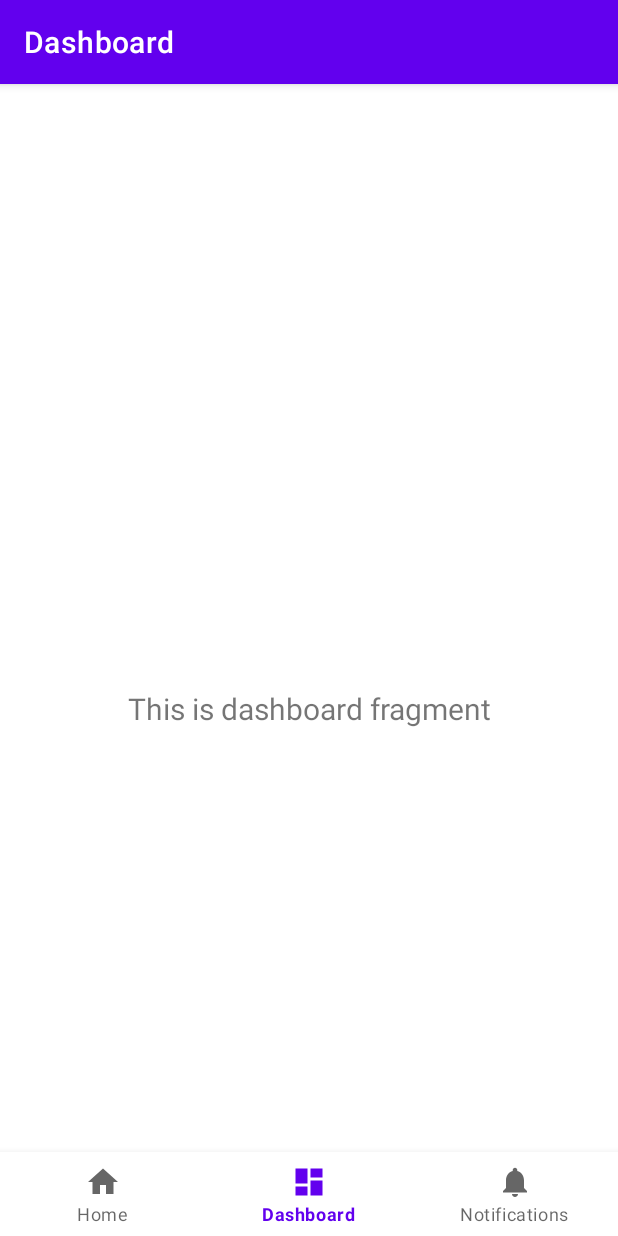
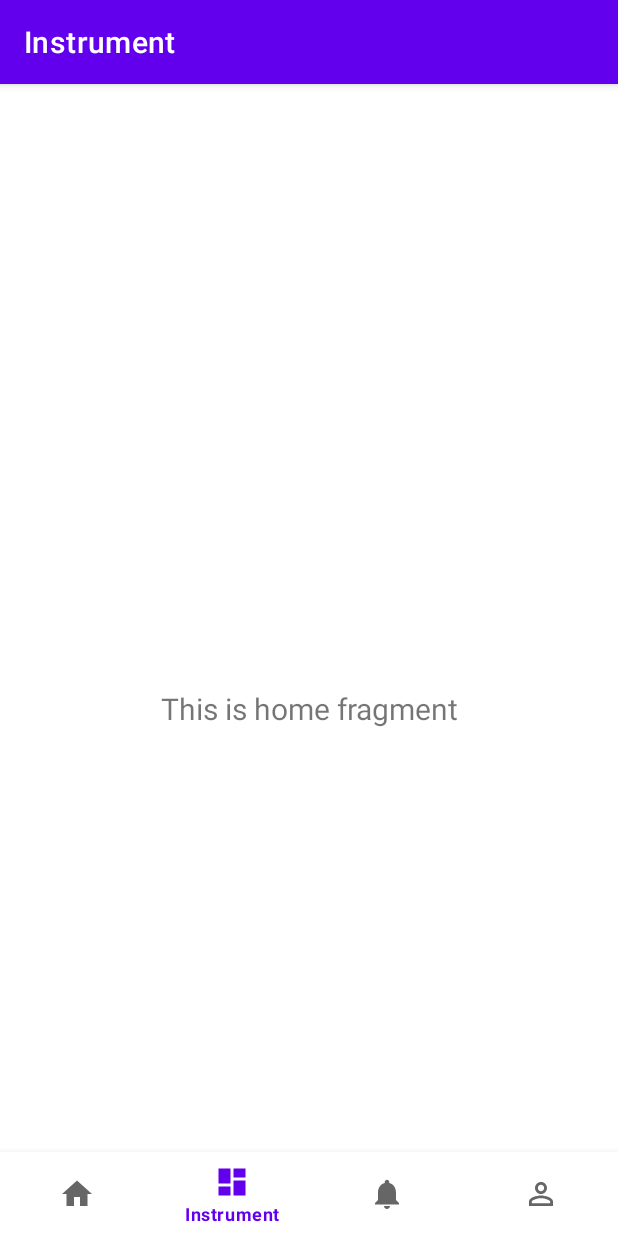
Before and after one commit to Somang-Kang/Sorimadang, an Android app: the screen it shows after launch (MainActivity), item 2 of the bottom bar chosen, on a phone screen of 412 x 824 dp. Run offline under Robolectric (Android 15) with nearby library versions, the phone set to English and light mode, and no system bars; our stand-ins replace navigation-ui; 3 statements that could not run were skipped.

Commit message:
FragmentError

```diff
--- a/app/src/main/java/org/techtown/sorimadang/MainActivity.java
+++ b/app/src/main/java/org/techtown/sorimadang/MainActivity.java
@@ -28,7 +28,7 @@
         // Passing each menu ID as a set of Ids because each
         // menu should be considered as top level destinations.
         AppBarConfiguration appBarConfiguration = new AppBarConfiguration.Builder(
-                R.id.navigation_home, R.id.navigation_dashboard, R.id.navigation_notifications)
+                R.id.navigation_home, R.id.navigation_instrument, R.id.navigation_song, R.id.navigation_mypage)
                 .build();
         NavController navController = Navigation.findNavController(this, R.id.nav_host_fragment_activity_main);
         NavigationUI.setupActionBarWithNavController(this, navController, appBarConfiguration);
--- /dev/null
+++ b/app/src/main/res/drawable/ic_baseline_person_outline_24.xml
@@ -0,0 +1,10 @@
+<vector xmlns:android="http://schemas.android.com/apk/res/android"
+    android:width="24dp"
+    android:height="24dp"
+    android:viewportWidth="24"
+    android:viewportHeight="24"
+    android:tint="?attr/colorControlNormal">
+  <path
+      android:fillColor="@android:color/white"
+      android:pathData="M12,5.9c1.16,0 2.1,0.94 2.1,2.1s-0.94,2.1 -2.1,2.1S9.9,9.16 9.9,8s0.94,-2.1 2.1,-2.1m0,9c2.97,0 6.1,1.46 6.1,2.1v1.1L5.9,18.1L5.9,17c0,-0.64 3.13,-2.1 6.1,-2.1M12,4C9.79,4 8,5.79 8,8s1.79,4 4,4 4,-1.79 4,-4 -1.79,-4 -4,-4zM12,13c-2.67,0 -8,1.34 -8,4v3h16v-3c0,-2.66 -5.33,-4 -8,-4z"/>
+</vector>
--- a/app/src/main/res/layout/fragment_notifications.xml
+++ b/app/src/main/res/layout/fragment_instrument.xml
@@ -4,10 +4,10 @@
     xmlns:tools="http://schemas.android.com/tools"
     android:layout_width="match_parent"
     android:layout_height="match_parent"
-    tools:context=".ui.notifications.NotificationsFragment">
+    tools:context=".ui.dashboard.DashboardFragment">
 
     <TextView
-        android:id="@+id/text_notifications"
+        android:id="@+id/text_instrument"
         android:layout_width="match_parent"
         android:layout_height="wrap_content"
         android:layout_marginStart="8dp"
--- a/app/src/main/res/layout/fragment_dashboard.xml
+++ b/app/src/main/res/layout/fragment_song.xml
@@ -4,10 +4,10 @@
     xmlns:tools="http://schemas.android.com/tools"
     android:layout_width="match_parent"
     android:layout_height="match_parent"
-    tools:context=".ui.dashboard.DashboardFragment">
+    tools:context=".ui.notifications.NotificationsFragment">
 
     <TextView
-        android:id="@+id/text_dashboard"
+        android:id="@+id/text_song"
         android:layout_width="match_parent"
         android:layout_height="wrap_content"
         android:layout_marginStart="8dp"
--- a/app/src/main/res/menu/bottom_nav_menu.xml
+++ b/app/src/main/res/menu/bottom_nav_menu.xml
@@ -7,13 +7,18 @@
         android:title="@string/title_home" />
 
     <item
-        android:id="@+id/navigation_dashboard"
+        android:id="@+id/navigation_instrument"
         android:icon="@drawable/ic_dashboard_black_24dp"
-        android:title="@string/title_dashboard" />
+        android:title="@string/title_instrument" />
 
     <item
-        android:id="@+id/navigation_notifications"
+        android:id="@+id/navigation_song"
         android:icon="@drawable/ic_notifications_black_24dp"
-        android:title="@string/title_notifications" />
+        android:title="@string/title_song" />
+
+    <item
+        android:id="@+id/navigation_mypage"
+        android:icon="@drawable/ic_baseline_person_outline_24"
+        android:title="@string/title_mypage" />
 
 </menu>
--- a/app/src/main/res/navigation/mobile_navigation.xml
+++ b/app/src/main/res/navigation/mobile_navigation.xml
@@ -12,14 +12,19 @@
         tools:layout="@layout/fragment_home" />
 
     <fragment
-        android:id="@+id/navigation_dashboard"
+        android:id="@+id/navigation_instrument"
         android:name="org.techtown.sorimadang.ui.dashboard.DashboardFragment"
-        android:label="@string/title_dashboard"
-        tools:layout="@layout/fragment_dashboard" />
+        android:label="@string/title_instrument"
+        tools:layout="@layout/fragment_instrument" />
 
     <fragment
-        android:id="@+id/navigation_notifications"
+        android:id="@+id/navigation_song"
         android:name="org.techtown.sorimadang.ui.notifications.NotificationsFragment"
-        android:label="@string/title_notifications"
-        tools:layout="@layout/fragment_notifications" />
+        android:label="@string/title_song"
+        tools:layout="@layout/fragment_song" />
+
+    <!--
+    프래그먼트 파일들이 어디있는지 모르겠다!!! 확인해보기기
+   -->
+
 </navigation>
--- a/app/src/main/res/values/strings.xml
+++ b/app/src/main/res/values/strings.xml
@@ -1,6 +1,7 @@
 <resources>
     <string name="app_name">Sorimadang</string>
     <string name="title_home">Home</string>
-    <string name="title_dashboard">Dashboard</string>
-    <string name="title_notifications">Notifications</string>
+    <string name="title_instrument">Instrument</string>
+    <string name="title_song">Song</string>
+    <string name="title_mypage">MyPage</string>
 </resources>
```
